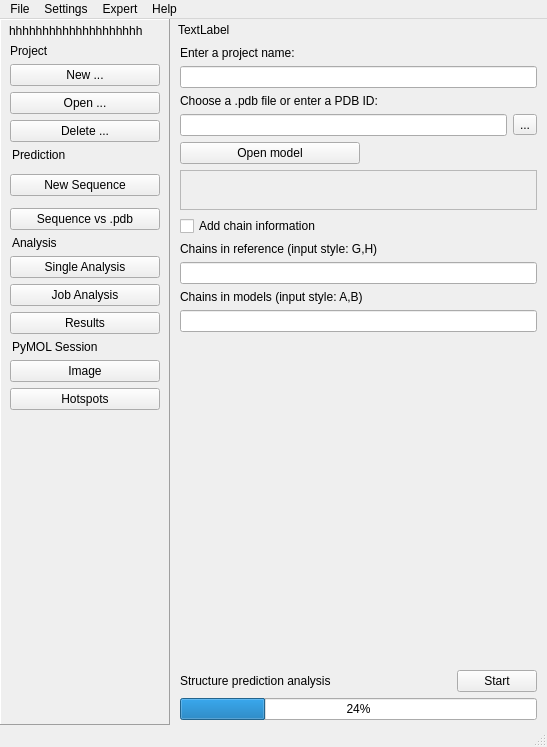
urban233/PySSA, file alternatives/mainWindow_alt.ui: the form before one commit.
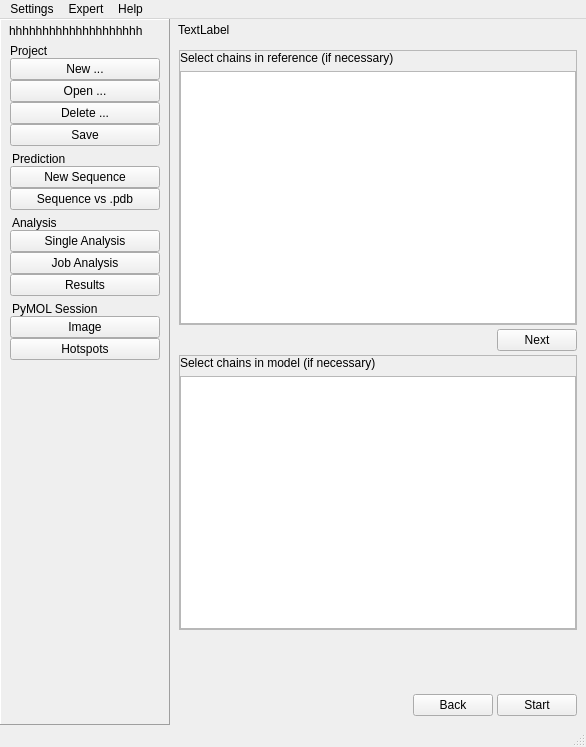
The form after the commit. The open tabs and pages were chosen to show the change. Icons and pictures are not drawn.

The edit to the form file:
```diff
--- a/alternatives/mainWindow_alt.ui
+++ b/alternatives/mainWindow_alt.ui
@@ -6,7 +6,7 @@
    <rect>
     <x>0</x>
     <y>0</y>
-    <width>547</width>
+    <width>586</width>
     <height>747</height>
    </rect>
   </property>
@@ -144,6 +144,9 @@
              </property>
              <item>
               <layout class="QVBoxLayout" name="verticalLayout_23">
+               <property name="spacing">
+                <number>0</number>
+               </property>
                <item>
                 <widget class="QLabel" name="lbl_project">
                  <property name="text">
@@ -181,12 +184,19 @@
                  </property>
                 </widget>
                </item>
+               <item>
+                <widget class="QPushButton" name="btn_save_project">
+                 <property name="text">
+                  <string>Save</string>
+                 </property>
+                </widget>
+               </item>
               </layout>
              </item>
              <item>
               <layout class="QVBoxLayout" name="verticalLayout_2">
                <property name="spacing">
-                <number>12</number>
+                <number>0</number>
                </property>
                <item>
                 <widget class="QLabel" name="lbl_prediction">
@@ -243,6 +253,9 @@
              </item>
              <item>
               <layout class="QVBoxLayout" name="verticalLayout_5">
+               <property name="spacing">
+                <number>0</number>
+               </property>
                <item>
                 <widget class="QLabel" name="lbl_analysis">
                  <property name="maximumSize">
@@ -296,6 +309,9 @@
              </item>
              <item>
               <layout class="QVBoxLayout" name="verticalLayout_17">
+               <property name="spacing">
+                <number>0</number>
+               </property>
                <item>
                 <widget class="QLabel" name="lbl_handle_pymol_session">
                  <property name="maximumSize">
@@ -878,65 +894,62 @@
              </layout>
             </widget>
             <widget class="QWidget" name="single_analysis_page">
-             <layout class="QVBoxLayout" name="verticalLayout_7">
+             <layout class="QVBoxLayout" name="verticalLayout_46">
+              <property name="spacing">
+               <number>4</number>
+              </property>
+              <item>
+               <widget class="QFrame" name="frame_ref_chains">
+                <property name="minimumSize">
+                 <size>
+                  <width>0</width>
+                  <height>275</height>
+                 </size>
+                </property>
+                <property name="maximumSize">
+                 <size>
+                  <width>16777215</width>
+                  <height>275</height>
+                 </size>
+                </property>
+                <property name="frameShape">
+                 <enum>QFrame::StyledPanel</enum>
+                </property>
+                <property name="frameShadow">
+                 <enum>QFrame::Raised</enum>
+                </property>
+                <layout class="QVBoxLayout" name="verticalLayout_45">
               <property name="leftMargin">
-               <number>10</number>
+                  <number>0</number>
               </property>
               <property name="topMargin">
-               <number>5</number>
+                  <number>0</number>
               </property>
               <property name="rightMargin">
-               <number>10</number>
+                  <number>0</number>
               </property>
               <property name="bottomMargin">
-               <number>5</number>
+                  <number>0</number>
               </property>
               <item>
-               <widget class="QLabel" name="label_19">
-                <property name="text">
-                 <string>Enter a project name:</string>
-                </property>
-               </widget>
-              </item>
+                  <layout class="QVBoxLayout" name="verticalLayout_6">
               <item>
-               <widget class="QLineEdit" name="txt_analysis_project_name"/>
-              </item>
-              <item>
-               <widget class="QLabel" name="label_20">
+                    <widget class="QLabel" name="lbl_analysis_ref_chains">
                 <property name="text">
-                 <string>Choose a .pdb file or enter a PDB ID:</string>
+                      <string>Select chains in reference (if necessary)</string>
                 </property>
                </widget>
               </item>
               <item>
-               <layout class="QHBoxLayout" name="horizontalLayout_19">
-                <item>
-                 <widget class="QLineEdit" name="txt_analysis_load_reference"/>
-                </item>
-                <item>
-                 <widget class="QToolButton" name="btn_analysis_load_reference">
-                  <property name="text">
-                   <string>...</string>
-                  </property>
-                 </widget>
-                </item>
-               </layout>
+                    <widget class="QListWidget" name="list_analysis_ref_chains"/>
+                   </item>
+                  </layout>
+                 </item>
+                </layout>
+               </widget>
               </item>
               <item>
                <layout class="QHBoxLayout" name="horizontalLayout_4">
-                <item>
-                 <widget class="QPushButton" name="btn_analysis_load_model">
-                  <property name="minimumSize">
-                   <size>
-                    <width>180</width>
-                    <height>0</height>
-                   </size>
-                  </property>
-                  <property name="text">
-                   <string>Open model</string>
-                  </property>
-                 </widget>
-                </item>
                 <item>
                  <spacer name="horizontalSpacer_2">
                   <property name="orientation">
@@ -950,51 +963,64 @@
                   </property>
                  </spacer>
                 </item>
+                <item>
+                 <widget class="QPushButton" name="btn_analysis_next">
+                  <property name="text">
+                   <string>Next</string>
+                  </property>
+                 </widget>
+                </item>
                </layout>
               </item>
               <item>
-               <widget class="QTextEdit" name="txt_analysis_load_model">
-                <property name="enabled">
-                 <bool>false</bool>
+               <widget class="QFrame" name="frame_model_chains">
+                <property name="minimumSize">
+                 <size>
+                  <width>0</width>
+                  <height>275</height>
+                 </size>
                 </property>
                 <property name="maximumSize">
                  <size>
                   <width>16777215</width>
-                  <height>40</height>
+                  <height>275</height>
                  </size>
                 </property>
-               </widget>
-              </item>
-              <item>
-               <widget class="QCheckBox" name="cb_analysis_chain_info">
-                <property name="text">
-                 <string>Add chain information</string>
+                <property name="frameShape">
+                 <enum>QFrame::StyledPanel</enum>
                 </property>
-               </widget>
-              </item>
-              <item>
-               <layout class="QVBoxLayout" name="verticalLayout_6">
-                <item>
-                 <widget class="QLabel" name="label_5">
-                  <property name="text">
-                   <string>Chains in reference (input style: G,H)</string>
-                  </property>
-                 </widget>
-                </item>
+                <property name="frameShadow">
+                 <enum>QFrame::Raised</enum>
+                </property>
+                <layout class="QVBoxLayout" name="verticalLayout_44">
+                 <property name="leftMargin">
+                  <number>0</number>
+                 </property>
+                 <property name="topMargin">
+                  <number>0</number>
+                 </property>
+                 <property name="rightMargin">
+                  <number>0</number>
+                 </property>
+                 <property name="bottomMargin">
+                  <number>0</number>
+                 </property>
                 <item>
-                 <widget class="QLineEdit" name="txt_analysis_chain_ref"/>
-                </item>
+                  <layout class="QVBoxLayout" name="verticalLayout_7">
                 <item>
-                 <widget class="QLabel" name="label_6">
+                    <widget class="QLabel" name="lbl_analysis_model_chains">
                   <property name="text">
-                   <string>Chains in models (input style: A,B)</string>
+                      <string>Select chains in model (if necessary)</string>
                   </property>
                  </widget>
                 </item>
                 <item>
-                 <widget class="QLineEdit" name="txt_analysis_chain_model"/>
-                </item>
-               </layout>
+                    <widget class="QListWidget" name="list_analysis_model_chains"/>
+                   </item>
+                  </layout>
+                 </item>
+                </layout>
+               </widget>
               </item>
               <item>
                <spacer name="verticalSpacer_3">
@@ -1004,20 +1030,13 @@
                 <property name="sizeHint" stdset="0">
                  <size>
                   <width>20</width>
-                  <height>328</height>
+                  <height>40</height>
                  </size>
                 </property>
                </spacer>
               </item>
               <item>
                <layout class="QHBoxLayout" name="horizontalLayout_5">
-                <item>
-                 <widget class="QLabel" name="label_7">
-                  <property name="text">
-                   <string>Structure prediction analysis</string>
-                  </property>
-                 </widget>
-                </item>
                 <item>
                  <spacer name="horizontalSpacer_3">
                   <property name="orientation">
@@ -1031,6 +1050,13 @@
                   </property>
                  </spacer>
                 </item>
+                <item>
+                 <widget class="QPushButton" name="btn_analysis_back">
+                  <property name="text">
+                   <string>Back</string>
+                  </property>
+                 </widget>
+                </item>
                 <item>
                  <widget class="QPushButton" name="btn_analysis_start">
                   <property name="text">
@@ -1040,13 +1066,6 @@
                 </item>
                </layout>
               </item>
-              <item>
-               <widget class="QProgressBar" name="progress_bar_analysis">
-                <property name="value">
-                 <number>24</number>
-                </property>
-               </widget>
-              </item>
              </layout>
             </widget>
             <widget class="QWidget" name="job_analysis_page">
@@ -1913,19 +1932,10 @@
     <rect>
      <x>0</x>
      <y>0</y>
-     <width>547</width>
+     <width>586</width>
      <height>24</height>
     </rect>
    </property>
-   <widget class="QMenu" name="menuFile">
-    <property name="title">
-     <string>File</string>
-    </property>
-    <addaction name="action_file_open"/>
-    <addaction name="action_file_save"/>
-    <addaction name="separator"/>
-    <addaction name="action_file_quit"/>
-   </widget>
    <widget class="QMenu" name="menuSettings">
     <property name="title">
      <string>Settings</string>
@@ -1950,7 +1960,6 @@
     <addaction name="action_help_docs_pdf"/>
     <addaction name="action_help_about"/>
    </widget>
-   <addaction name="menuFile"/>
    <addaction name="menuSettings"/>
    <addaction name="menuWizard"/>
    <addaction name="menuHelp"/>
```
Left out of the diff: 306 changed lines with no effect on the pictures. Lines whose indentation alone changed are shown as unchanged.
